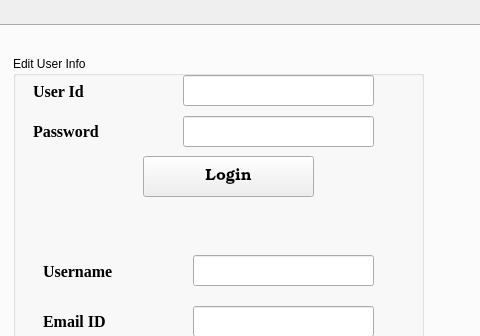
Above: Library.ui from Midnight1938/Library-Management-System before the change; both pictures show x 669 to 1149 and y 0 to 336 of the 1149 by 561 pixel window. Below: the same form after it.
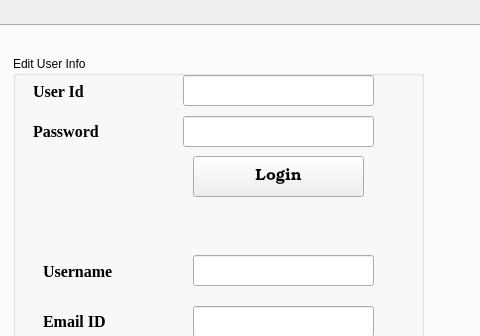
That is the form after the change. Icons and pictures are not drawn.

Commit message: Final Edit of The Morning, Start edits at 5-6

```diff
--- a/Library.ui
+++ b/Library.ui
@@ -1072,7 +1072,7 @@
       <widget class="QPushButton" name="pushButton_12">
        <property name="geometry">
         <rect>
-         <x>130</x>
+         <x>180</x>
          <y>100</y>
          <width>171</width>
          <height>41</height>
```
